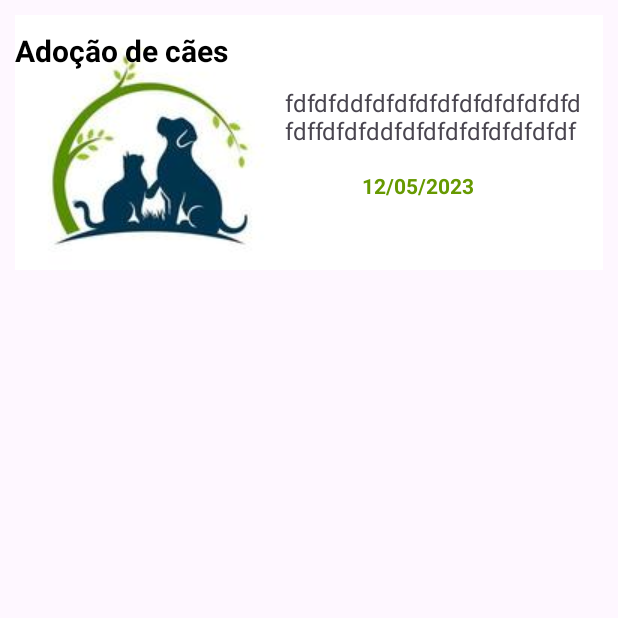
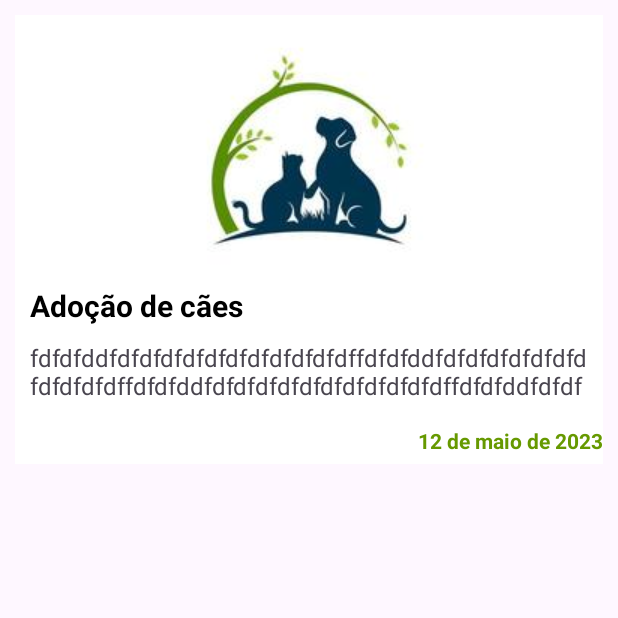
Before and after one commit to Sousa-Edson/AdoteFacilApp, an Android app: the TesteActivity screen opened directly, with no data from a screen before it, on a phone screen of 412 x 824 dp, the top half of it. Run offline under Robolectric (Android 15) with nearby library versions, the phone set to English and light mode, and no system bars.

Commit message:
modificando vizualização de card

```diff
--- a/app/src/main/res/layout/activity_teste.xml
+++ b/app/src/main/res/layout/activity_teste.xml
@@ -7,7 +7,7 @@
     xmlns:app="http://schemas.android.com/apk/res-auto">
     <ImageView
         android:id="@+id/fotoEvento"
-        android:layout_width="160dp"
+        android:layout_width="match_parent"
         android:layout_height="160dp"
         android:scaleType="center"
         android:src="@drawable/amigoanimal"
@@ -23,8 +23,8 @@
         android:textSize="20sp"
         android:textColor="@android:color/black"
         android:textStyle="bold"
-        android:layout_marginStart="0dp"
-        android:layout_marginTop="10dp"
+        android:layout_marginStart="10dp"
+        android:layout_marginTop="180dp"
         android:layout_marginEnd="10dp"
         android:maxLines="4"
         app:layout_constraintTop_toBottomOf="@+id/fotoEvento"
@@ -37,7 +37,7 @@
         android:layout_height="wrap_content"
         android:text="fdfdfddfdfdfdfdfdfdfdfdfdfdfdffdfdfddfdfdfdfdfdfdfdfdfdfdfdffdfdfddfdfdfdfdfdfdfdfdfdfdfdffdfdfddfdfdfdfdfdfdfdfdfdfdfdf"
         android:textSize="16sp"
-        android:layout_marginStart="180dp"
+        android:layout_marginStart="10dp"
         android:layout_marginTop="10dp"
         android:layout_marginEnd="10dp"
         android:maxLines="2"
@@ -48,15 +48,15 @@
 
     <TextView
         android:id="@+id/dataEvento"
-        android:layout_width="178dp"
+        android:layout_width="match_parent"
         android:layout_height="31dp"
         android:layout_marginStart="10dp"
         android:layout_marginTop="10dp"
-        android:text="12/05/2023"
+        android:text="12 de maio de 2023"
         android:textColor="@android:color/holo_green_dark"
         android:textSize="14sp"
-        android:gravity="center"
+        android:gravity="right|center"
         android:textStyle="bold"
-        app:layout_constraintStart_toEndOf="@+id/fotoEvento"
+        app:layout_constraintStart_toStartOf="@+id/fotoEvento"
         app:layout_constraintTop_toBottomOf="@+id/descricaoEvento" />
 </androidx.constraintlayout.widget.ConstraintLayout>
```
Also changed, not shown: app/src/main/res/layout/evento_item.xml (+9 -9 lines).
